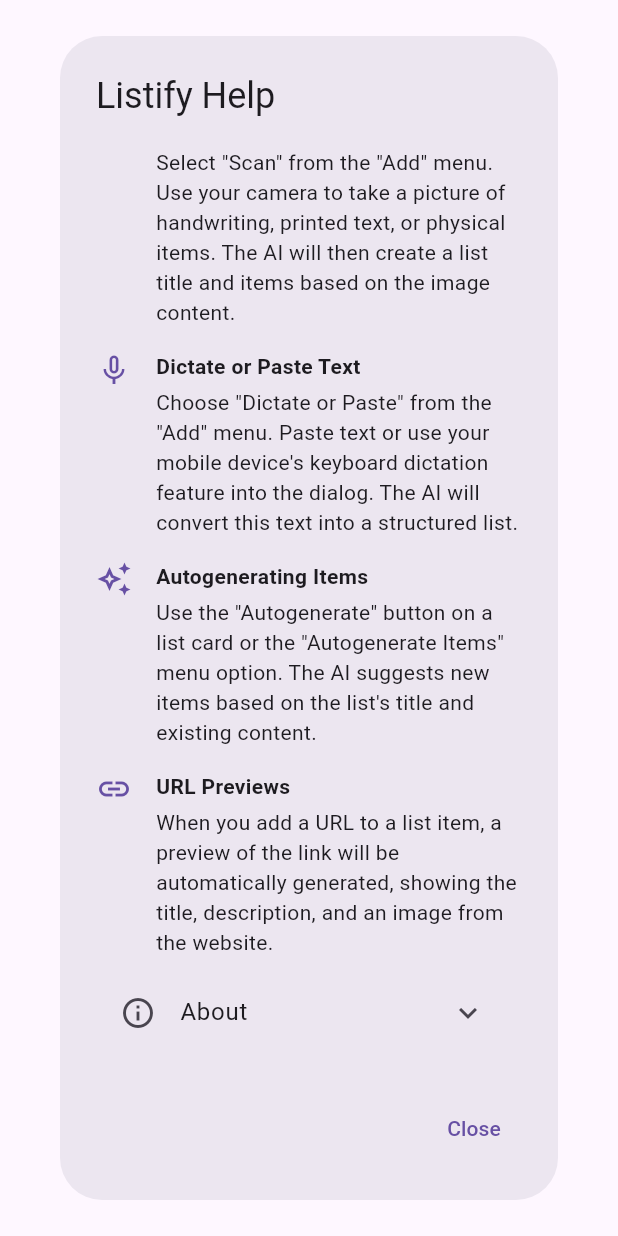
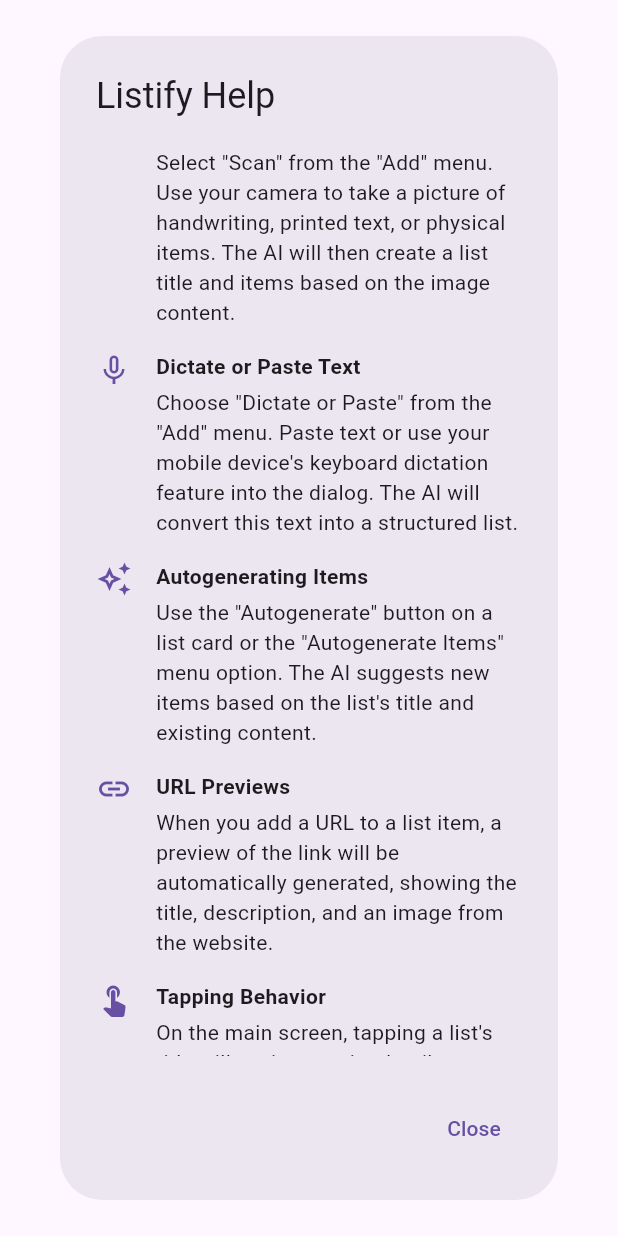
Before and after one commit to philbogle/flistify, a Flutter app: the HelpDialog widget shown alone on an empty page, opened directly, scrolled down 246 dp, on a phone screen of 412 x 824 dp. Run offline on Flutter 3.47's test engine with Material 3 defaults, Android fonts, the phone set to English and light mode, and no system bars; our stand-ins replace camera, cloud_firestore, firebase_auth, firebase_core, google_sign_in, image_picker and 1 more; accounts and stored records are empty; generated files the repository leaves out were written again.

Commit message:
Help refinements

```diff
--- a/lib/widgets/help_dialog.dart
+++ b/lib/widgets/help_dialog.dart
@@ -44,6 +44,31 @@ class HelpDialog extends StatelessWidget {
               title: 'URL Previews',
               content:
                   'When you add a URL to a list item, a preview of the link will be automatically generated, showing the title, description, and an image from the website.',
+            ),
+            _HelpSection(
+              icon: Icons.touch_app,
+              title: 'Tapping Behavior',
+              content:
+                  'On the main screen, tapping a list\'s title will navigate to its detail screen. Tapping a sub-item\'s title will toggle its completed state. On the list detail screen, tapping an item\'s title will also toggle its completed state.',
+            ),
+            ExpansionTile(
+              leading: Icon(Icons.info_outline),
+              title: Text('List Detail Page Actions'),
+              children: [
+                Padding(
+                  padding: EdgeInsets.all(16.0),
+                  child: Text(
+                      'On the list detail page, you can perform the following actions:\n\n'
+                      '- Mark Complete: Mark the entire list as complete.\n'
+                      '- Autogenerate Items: Automatically generate new items based on the list\'s title and existing content.\n'
+                      '- Autosort Items: Automatically sort the items in the list.\n'
+                      '- Scan More Items: Scan another image and add the items to the current list.\n'
+                      '- Dictate or Paste: Add items to the list by dictating or pasting text.\n'
+                      '- Share List: Share the list with others.\n'
+                      '- Delete Completed Items: Remove all completed items from the list.\n'
+                      '- Delete List: Delete the entire list.'),
+                ),
+              ],
             ),
             ExpansionTile(
               leading: Icon(Icons.info_outline),
--- a/lib/widgets/share_screen.dart
+++ b/lib/widgets/share_screen.dart
@@ -2,6 +2,7 @@ import 'package:flutter/material.dart';
 import 'package:firebase_auth/firebase_auth.dart';
 import 'package:cloud_firestore/cloud_firestore.dart';
 import 'package:listify_mobile/widgets/list_detail_screen.dart';
+import 'package:listify_mobile/widgets/share_drawer.dart';
 
 class ShareScreen extends StatefulWidget {
   final String shareId;
@@ -56,8 +57,12 @@ class _ShareScreenState extends State<ShareScreen> {
 
   @override
   Widget build(BuildContext context) {
-    return const Scaffold(
-      body: Center(child: CircularProgressIndicator()),
+    return Scaffold(
+      appBar: AppBar(
+        title: const Text('Shared List'),
+      ),
+      drawer: const ShareDrawer(),
+      body: const Center(child: CircularProgressIndicator()),
     );
   }
 }
```
